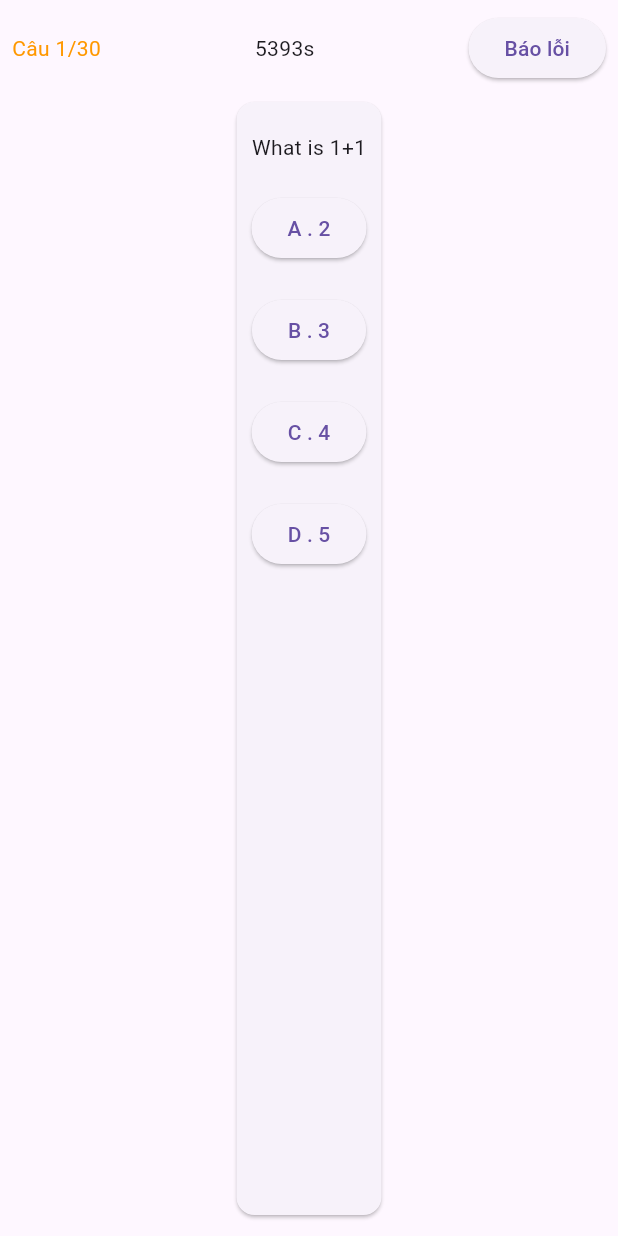
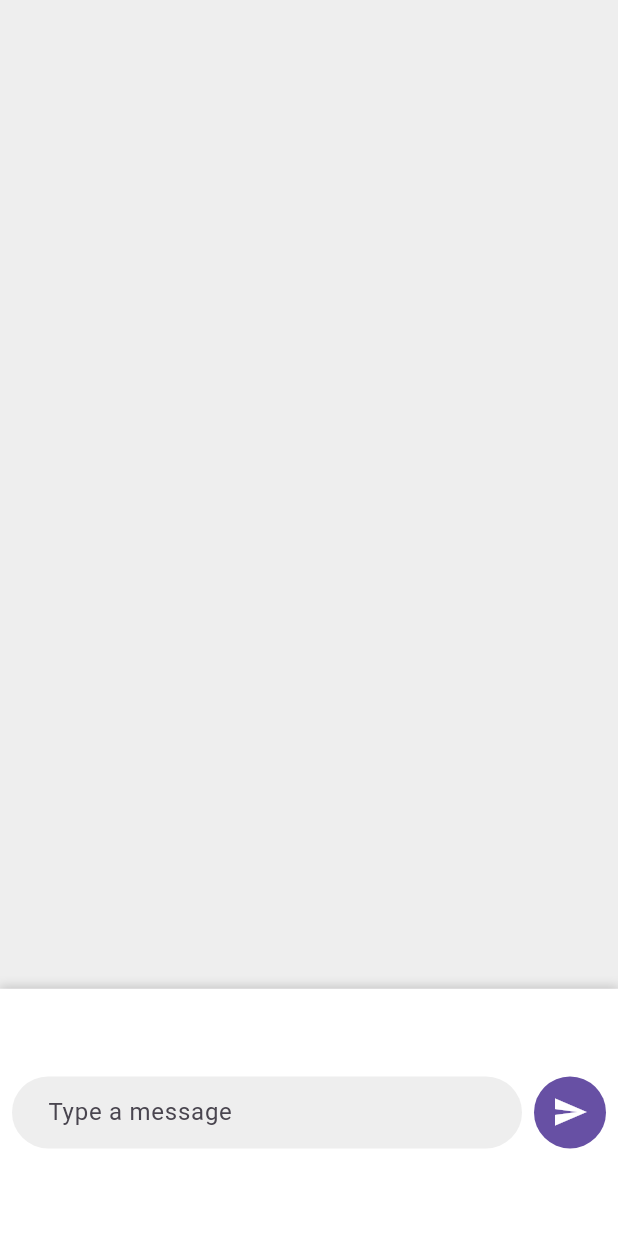
Before and after one commit to nhson26122004/StatefulTest, a Flutter app: the screen it shows after launch, on a phone screen of 412 x 824 dp. Run offline on Flutter 3.47's test engine with Material 3 defaults, Android fonts, the phone set to English and light mode, and no system bars.

Commit message:
integrate chat gpt

```diff
--- a/lib/Attempt.dart
+++ b/lib/Attempt.dart
@@ -8,8 +8,13 @@ class Attempt {
   late List<Question> questions;
   late List<SelectedAnswer> selectedAnswers;
   String examId;
+  late String time;
 
   Attempt(this.questions, this.selectedAnswers, this.examId) {
     attemptId = '${examId}_${DateTime.now().toIso8601String()}';
+    time = '0';
+  }
+  void setTime(String time) {
+    this.time = time;
   }
 }
--- /dev/null
+++ b/lib/ChatWidget.dart
@@ -0,0 +1,167 @@
+import 'dart:convert';
+import 'package:flutter/material.dart';
+import 'package:http/http.dart' as http;
+import 'package:myapp/Message.dart';
+
+class ChatWidget extends StatefulWidget {
+  const ChatWidget({Key? key}) : super(key: key);
+
+  @override
+  _ChatWidgetState createState() => _ChatWidgetState();
+}
+
+class _ChatWidgetState extends State<ChatWidget> {
+  final TextEditingController _controller = TextEditingController();
+  bool _isResponding = false;
+  final List<Message> _messages = [];
+  static const String _openaiApiKey =
+      "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"; // Thay thế bằng API key của bạn
+
+  Future<void> _sendMessage() async {
+    if (_controller.text.isEmpty) return;
+
+    print(_controller.text);
+
+    final userMessage = _controller.text;
+    setState(() {
+      _messages.add(Message(true, userMessage));
+      _isResponding = true;
+    });
+    _controller.clear();
+
+    try {
+      final response = await http.post(
+        Uri.parse("https://api.openai.com/v1/chat/completions"),
+        headers: {
+          "Content-Type": "application/json",
+          "Authorization": "Bearer $_openaiApiKey"
+        },
+        body: jsonEncode({
+          "model": "gpt-3.5-turbo",
+          "messages": [
+            {"role": "system", "content": "You are a helpful assistant."},
+            {"role": "user", "content": userMessage}
+          ]
+        }),
+      );
+
+      if (response.statusCode == 200) {
+        final jsonResponse = jsonDecode(response.body);
+        final aiMessage = jsonResponse['choices'][0]['message']['content'];
+        setState(() {
+          _messages.add(Message(false, aiMessage));
+          _isResponding = false;
+        });
+      } else {
+        throw Exception('Failed to load response');
+      }
+    } catch (e) {
+      print('Error in _sendMessage: $e'); // In lỗi ra console
+      setState(() {
+        _isResponding = false;
+        _messages.add(
+            Message(false, "Error: Unable to get response. Please try again."));
+      });
+    }
+  }
+
+  @override
+  Widget build(BuildContext context) {
+    return Column(
+      children: [
+        Expanded(
+          flex: 8,
+          child: Container(
+            color: Colors.grey[200],
+            child: ListView.builder(
+              reverse: true,
+              itemCount: _messages.length,
+              itemBuilder: (context, index) {
+                final message = _messages[_messages.length - 1 - index];
+                return ListTile(
+                  title: Align(
+                    alignment: message.isSender
+                        ? Alignment.centerRight
+                        : Alignment.centerLeft,
+                    child: Container(
+                      padding: EdgeInsets.all(8),
+                      decoration: BoxDecoration(
+                        color:
+                            message.isSender ? Colors.blue[100] : Colors.white,
+                        borderRadius: BorderRadius.circular(8),
+                      ),
+                      child: Text(message.msg),
+                    ),
+                  ),
+                );
+              },
+            ),
+          ),
+        ),
+        if (_isResponding)
+          Padding(
+            padding: const EdgeInsets.all(8.0),
+            child: Text("AI is typing...",
+                style: TextStyle(fontStyle: FontStyle.italic)),
+          ),
+        Expanded(
+          flex: 2,
+          child: Container(
+            padding: const EdgeInsets.symmetric(horizontal: 8, vertical: 4),
+            decoration: BoxDecoration(
+              color: Colors.white,
+              boxShadow: [
+                BoxShadow(
+                  color: Colors.grey.withOpacity(0.5),
+                  spreadRadius: 1,
+                  blurRadius: 5,
+                  offset: const Offset(0, -1),
+                ),
+              ],
+            ),
+            child: Row(
+              children: [
+                Expanded(
+                  flex: 7,
+                  child: TextField(
+                    controller: _controller,
+                    decoration: InputDecoration(
+                      hintText: 'Type a message',
+                      border: OutlineInputBorder(
+                        borderRadius: BorderRadius.circular(25),
+                        borderSide: BorderSide.none,
+                      ),
+                      filled: true,
+                      fillColor: Colors.grey[200],
+                      contentPadding: const EdgeInsets.symmetric(
+                        horizontal: 20,
+                        vertical: 10,
+                      ),
+                    ),
+                  ),
+                ),
+                const SizedBox(width: 8),
+                Container(
+                  decoration: BoxDecoration(
+                    shape: BoxShape.circle,
+                    color: Theme.of(context).primaryColor,
+                  ),
+                  child: IconButton(
+                    icon: const Icon(Icons.send, color: Colors.white),
+                    onPressed: _sendMessage,
+                  ),
+                ),
+              ],
+            ),
+          ),
+        ),
+      ],
+    );
+  }
+
+  @override
+  void dispose() {
+    _controller.dispose();
+    super.dispose();
+  }
+}
--- /dev/null
+++ b/lib/Message.dart
@@ -0,0 +1,5 @@
+class Message {
+  bool isSender;
+  String msg;
+  Message(this.isSender, this.msg);
+}
--- a/lib/QuestionListWidget.dart
+++ b/lib/QuestionListWidget.dart
@@ -2,6 +2,8 @@ import 'dart:async';
 import 'package:flutter/material.dart';
 import 'package:myapp/Attempt.dart';
 import 'package:myapp/AttemptData.dart';
+import 'package:myapp/AutoGenerateSelectedAnswerService.dart';
+import 'package:myapp/ConvertRemainingTime.dart';
 import 'package:myapp/Question.dart';
 import 'package:myapp/QuestionData.dart';
 import 'package:myapp/QuesttionCardWidget.dart';
@@ -12,7 +14,8 @@ class QuestionListWidget extends StatefulWidget {
   final String examId;
   final int duration;
 
-  const QuestionListWidget(this.examId, this.duration, {Key? key}) : super(key: key);
+  const QuestionListWidget(this.examId, this.duration, {Key? key})
+      : super(key: key);
 
   @override
   State<QuestionListWidget> createState() => _QuestionListWidgetState();
@@ -31,9 +34,11 @@ class _QuestionListWidgetState extends State<QuestionListWidget> {
   void initState() {
     super.initState();
     questions = QuestionData().getQuestionsByExamId(widget.examId);
-    selectedAnswersMap = {};
+    selectedAnswersMap = AutoGenerateSelectedAnswerService.getInstance()
+        .generate(questions, widget.examId);
     currentQuestionIndex = 0;
-    attempt = Attempt(questions, [], widget.examId);
+    attempt =
+        Attempt(questions, selectedAnswersMap.values.toList(), widget.examId);
     remainingSeconds = widget.duration;
     _startCountdown();
   }
@@ -50,7 +55,6 @@ class _QuestionListWidgetState extends State<QuestionListWidget> {
         questionId: question.questionId,
         selectedAnswer: selectedLabel,
         examId: widget.examId,
-        isCorrect: false,
       );
       if (currentQuestionIndex < questions.length - 1) {
         currentQuestionIndex++;
@@ -62,6 +66,8 @@ class _QuestionListWidgetState extends State<QuestionListWidget> {
 
   void submitExam() {
     attempt.selectedAnswers = selectedAnswersMap.values.toList();
+    attempt.setTime(ConvertRemainingTime.secondsToHHMMSS(
+        widget.duration - remainingSeconds));
     AttemptData.getInstance().save(attempt);
     Navigator.pushReplacement(
       context,
@@ -85,23 +91,16 @@ class _QuestionListWidgetState extends State<QuestionListWidget> {
                   'Câu ${currentQuestionIndex + 1}/${questions.length}',
                   style: TextStyle(color: Colors.orange),
                 ),
-                Text('${remainingSeconds}s'),
+                Text(ConvertRemainingTime.secondsToHHMMSS(remainingSeconds)),
                 ElevatedButton(
-                  onPressed: () {},
-                  child: Text("Báo lỗi"),
-                ),
+                    onPressed: () => submitExam(), child: Text("Nộp bài")),
               ],
             ),
           ),
           Expanded(
-            child: QuestionCardWidget(questions[currentQuestionIndex], onSelect),
+            child:
+                QuestionCardWidget(questions[currentQuestionIndex], onSelect),
           ),
-          SizedBox(height: 10),
-          if (isExamCompleted)
-            ElevatedButton(
-              onPressed: submitExam,
-              child: Text('Nộp bài'),
-            ),
         ],
       ),
     );
--- a/lib/ResultWidget.dart
+++ b/lib/ResultWidget.dart
@@ -43,7 +43,7 @@ class ResultWidget extends StatelessWidget {
               ),
               SizedBox(width: 10),
               Icon(Icons.timer, color: Colors.purple),
-              Text('1:28:12')
+              Text(attempt.time)
             ],
           ),
         ),
@@ -118,7 +118,8 @@ class ResultWidget extends StatelessWidget {
   void retakeExam(BuildContext context, String examId) {
     Navigator.push(
       context,
-      MaterialPageRoute(builder: (context) => QuestionListWidget(examId,90*60)),
+      MaterialPageRoute(
+          builder: (context) => QuestionListWidget(examId, 90 * 60)),
     );
   }
 }
--- a/lib/SelectedAnswer.dart
+++ b/lib/SelectedAnswer.dart
@@ -2,13 +2,15 @@ class SelectedAnswer {
   String examId;
   String questionId;
   String selectedAnswer;
-  bool isCorrect;
+  late bool isCorrect;
 
-  SelectedAnswer(
-      {required this.examId,
-      required this.questionId,
-      required this.selectedAnswer,
-      required this.isCorrect});
+  SelectedAnswer({
+    required this.examId,
+    required this.questionId,
+    required this.selectedAnswer,
+  }) {
+    this.isCorrect = false;
+  }
 
   bool isCorrectAnswer(String correctAnswer) {
     isCorrect = selectedAnswer == correctAnswer;
--- a/lib/main.dart
+++ b/lib/main.dart
@@ -1,4 +1,5 @@
 import 'package:flutter/material.dart';
+import 'package:myapp/ChatWidget.dart';
 import 'package:myapp/CountdownWidget%20.dart';
 import 'package:myapp/Exam.dart';
 import 'package:myapp/QuestionListWidget.dart';
@@ -6,6 +7,9 @@ import 'package:myapp/Subject.dart';
 
 void main() {
   runApp(MaterialApp(
-    home: QuestionListWidget('SGDVDT-HD-Toan-20/12', 90*60),
+    // home: QuestionListWidget('SGDVDT-HD-Toan-20/12', 90*60),
+    home: Scaffold(
+      body: ChatWidget(),
+    ),
   ));
 }
--- a/pubspec.yaml
+++ b/pubspec.yaml
@@ -30,6 +30,8 @@ environment:
 dependencies:
   flutter:
     sdk: flutter
+  http:
+  chat_bubbles:
 
 
   # The following adds the Cupertino Icons font to your application.
```
Also changed, not shown: lib/AutoGenerateSelectedAnswerService.dart (added, +22 -0 lines), lib/ConvertRemainingTime.dart (added, +9 -0 lines), pubspec.lock.
